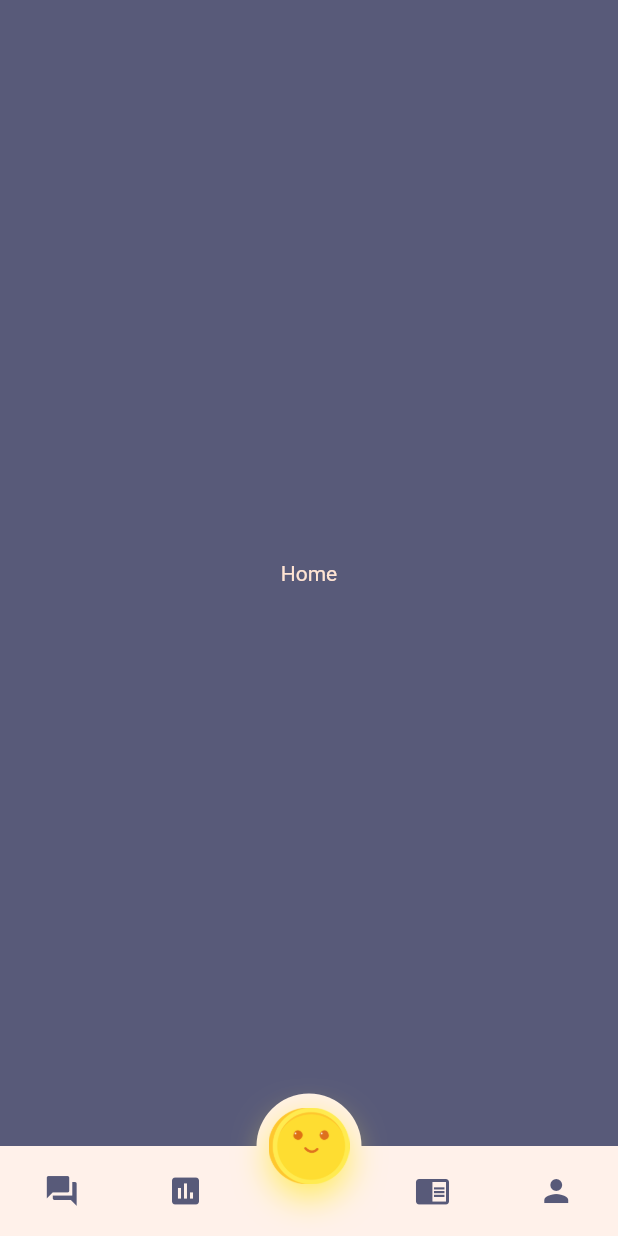
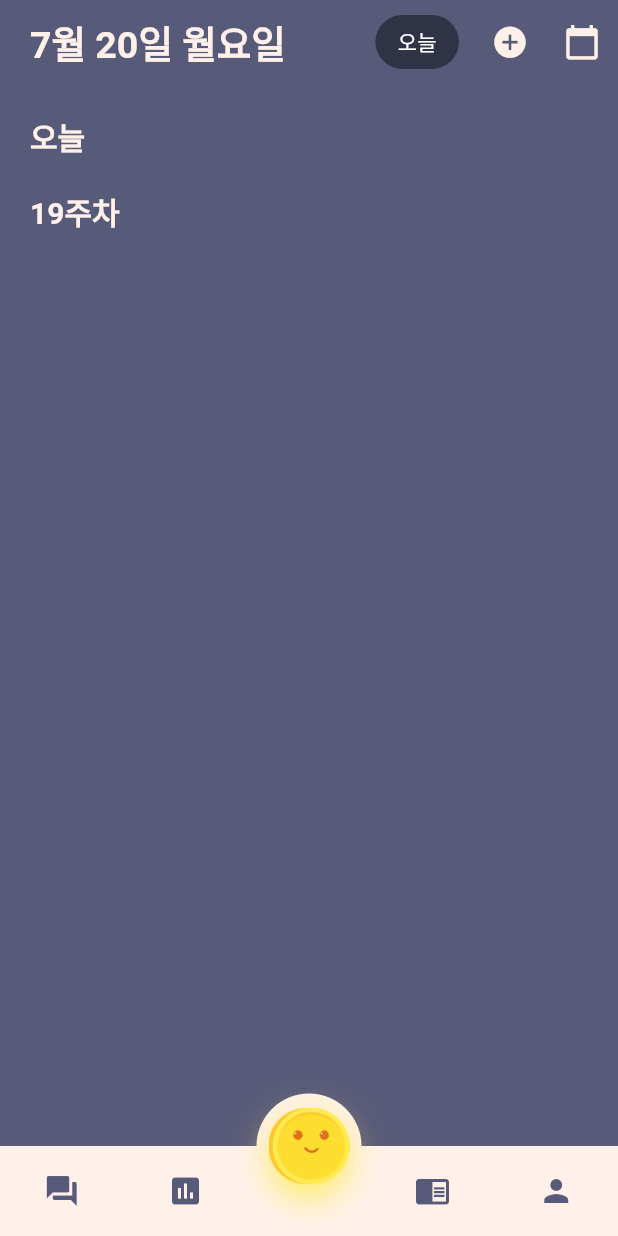
Before and after one commit to monthlyteam/RichHabit, a Flutter app: the MainPage screen opened directly, on a phone screen of 412 x 824 dp. Run offline on Flutter 3.47's test engine with Material 2 defaults, Android fonts, the phone set to English and light mode, and no system bars.

Commit message:
homepage main frame, appbar, 오늘, n주차 text add

```diff
--- a/rich_habit/lib/constants.dart
+++ b/rich_habit/lib/constants.dart
@@ -6,8 +6,8 @@ const kIvoryColor = Color(0xffFFE4D3);
 const kWhiteIvoryColor = Color(0xffFFF1EA);
 const kSelectedColor = Color(0xffDE711E);
 
-const kTitleFontSize = 25;
-const kSubTitleFontSize = 20;
-const kNormalFontSize = 12;
+const kTitleFontSize = 25.0;
+const kSubTitleFontSize = 20.0;
+const kNormalFontSize = 12.0;
 
-const kPadding = 20;
+const kPadding = 20.0;
--- a/rich_habit/lib/main_page.dart
+++ b/rich_habit/lib/main_page.dart
@@ -26,7 +26,7 @@ class _MainPageState extends State<MainPage> {
     SystemChrome.setSystemUIOverlayStyle(
         SystemUiOverlayStyle(statusBarColor: kPurpleColor));
     return Scaffold(
-      backgroundColor: Colors.white,
+      backgroundColor: kPurpleColor,
       body: AnnotatedRegion<SystemUiOverlayStyle>(
         value: SystemUiOverlayStyle.dark,
         child: IndexedStack(
--- a/rich_habit/lib/screens/home.dart
+++ b/rich_habit/lib/screens/home.dart
@@ -10,14 +10,94 @@ class _HomeState extends State<Home> {
   @override
   Widget build(BuildContext context) {
     return SafeArea(
-      child: Container(
-        color: kPurpleColor,
-        child: Center(
-          child: Text(
-            "Home",
-            style: TextStyle(color: kIvoryColor),
+      child: CustomScrollView(
+        slivers: <Widget>[
+          SliverAppBar(
+            backgroundColor: kPurpleColor,
+            titleSpacing: 0.0,
+            centerTitle: false,
+            elevation: 0.0,
+            title: Padding(
+              padding: const EdgeInsets.only(left: kPadding),
+              child: Text(
+                "7월 20일 월요일",
+                style: TextStyle(
+                    fontSize: kTitleFontSize,
+                    color: kWhiteIvoryColor,
+                    fontWeight: FontWeight.bold),
+              ),
+            ),
+            actions: <Widget>[
+              Padding(
+                padding: const EdgeInsets.all(10.0),
+                child: GestureDetector(
+                  onTap: () {
+                    print("오늘");
+                  },
+                  child: Container(
+                    padding: EdgeInsets.symmetric(horizontal: 15.0),
+                    alignment: Alignment.center,
+                    decoration: BoxDecoration(
+                        color: kDarkPurpleColor,
+                        borderRadius: BorderRadius.all(Radius.circular(40.0))),
+                    child: Text(
+                      "오늘",
+                    ),
+                  ),
+                ),
+              ),
+              IconButton(
+                onPressed: () {
+                  print("plus");
+                },
+                iconSize: 25.0,
+                icon: Icon(
+                  Icons.add_circle,
+                  color: kWhiteIvoryColor,
+                ),
+              ),
+              IconButton(
+                onPressed: () {
+                  print("cal");
+                },
+                iconSize: 25.0,
+                icon: Icon(
+                  Icons.calendar_today,
+                  color: kWhiteIvoryColor,
+                ),
+              )
+            ],
           ),
-        ),
+          SliverList(
+            delegate: SliverChildListDelegate([
+              Padding(
+                padding: EdgeInsets.all(kPadding),
+                child: Column(
+                  crossAxisAlignment: CrossAxisAlignment.start,
+                  children: <Widget>[
+                    Text(
+                      "오늘",
+                      style: TextStyle(
+                          fontSize: 20.0,
+                          color: kWhiteIvoryColor,
+                          fontWeight: FontWeight.bold),
+                    ),
+                    SizedBox(
+                      height: kPadding,
+                    ),
+                    Text(
+                      "19주차",
+                      style: TextStyle(
+                          fontSize: 20.0,
+                          color: kWhiteIvoryColor,
+                          fontWeight: FontWeight.bold),
+                    ),
+                  ],
+                ),
+              )
+            ]),
+          )
+        ],
       ),
     );
   }
```
